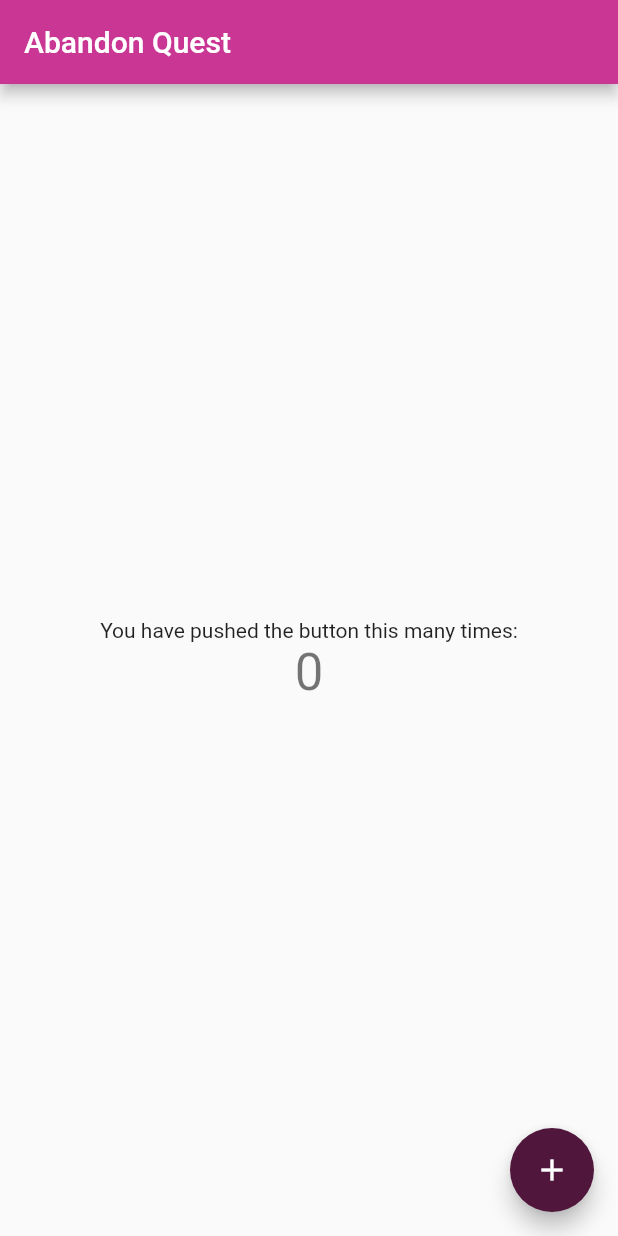
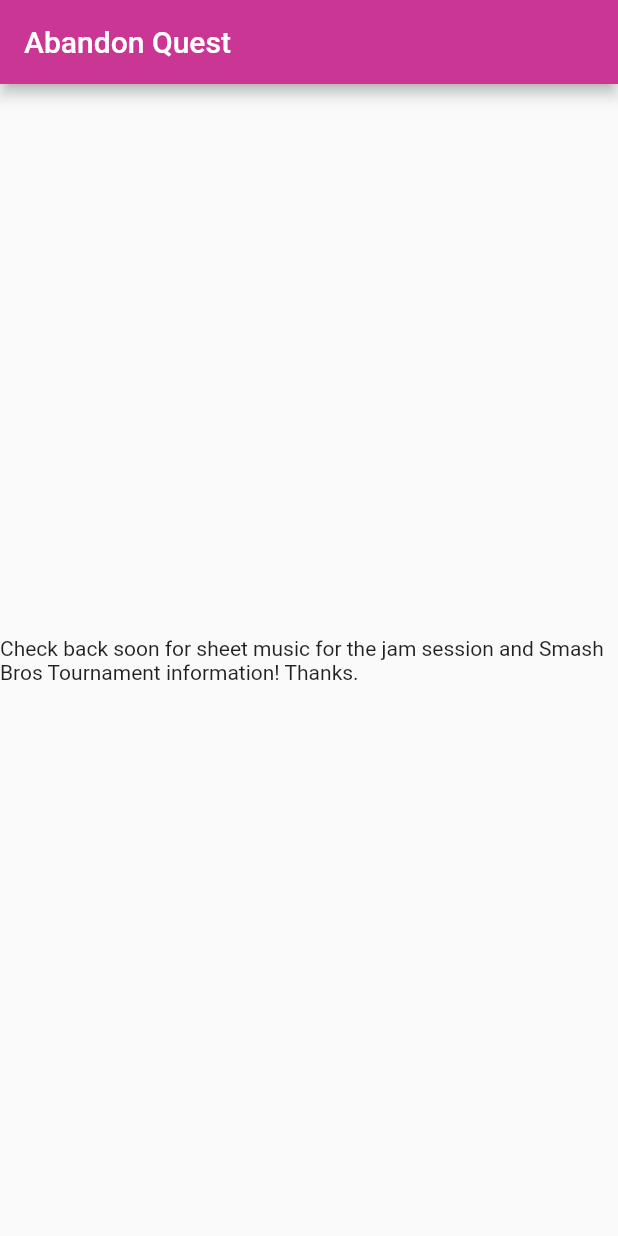
Before and after one commit to abandonquestband/aqvgm, a Flutter app: the screen it shows after launch, on a phone screen of 412 x 824 dp. Run offline on Flutter 3.47's test engine with Material 2 defaults, Android fonts, the phone set to English and light mode, and no system bars.

Commit message:
Tell people to come back later

```diff
--- a/lib/main.dart
+++ b/lib/main.dart
@@ -97,20 +97,20 @@ class _MyHomePageState extends State<MyHomePage> {
           mainAxisAlignment: MainAxisAlignment.center,
           children: <Widget>[
             const Text(
-              'You have pushed the button this many times:',
+              'Check back soon for sheet music for the jam session and Smash Bros Tournament information! Thanks.',
             ),
-            Text(
-              '$_counter',
-              style: Theme.of(context).textTheme.headline4,
-            ),
+            // Text(
+            //   '$_counter',
+            //   style: Theme.of(context).textTheme.headline4,
+            // ),
           ],
         ),
       ),
-      floatingActionButton: FloatingActionButton(
-        onPressed: _incrementCounter,
-        tooltip: 'Increment',
-        child: const Icon(Icons.add),
-      ), // This trailing comma makes auto-formatting nicer for build methods.
+      // floatingActionButton: FloatingActionButton(
+      //   onPressed: _incrementCounter,
+      //   tooltip: 'Increment',
+      //   child: const Icon(Icons.add),
+      // ), // This trailing comma makes auto-formatting nicer for build methods.
     );
   }
 }
```
